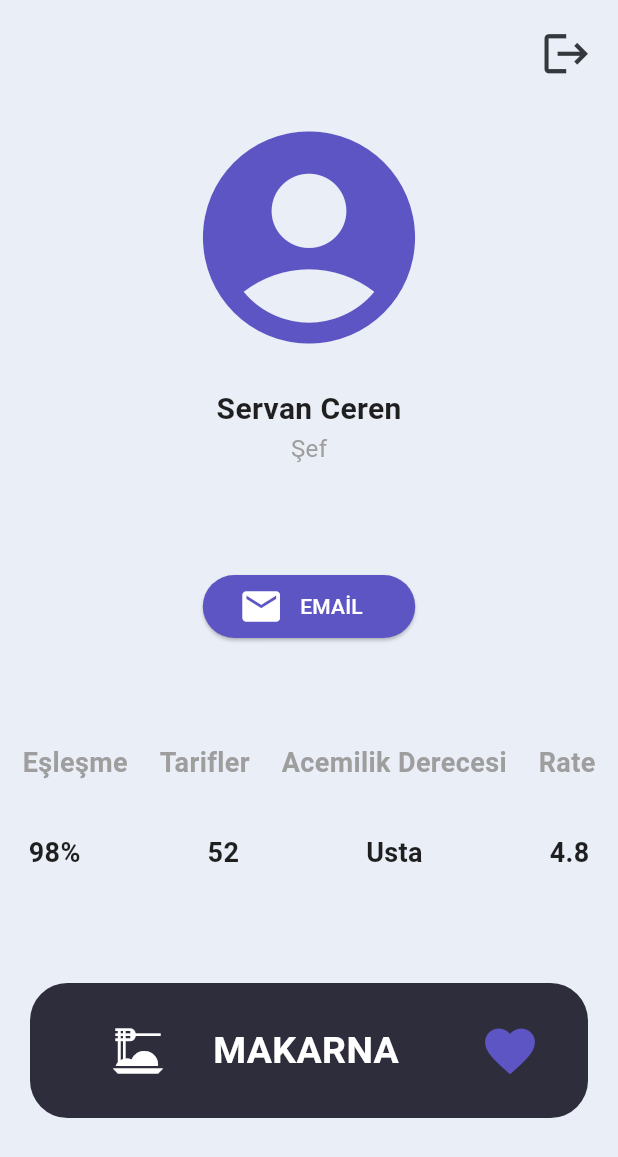
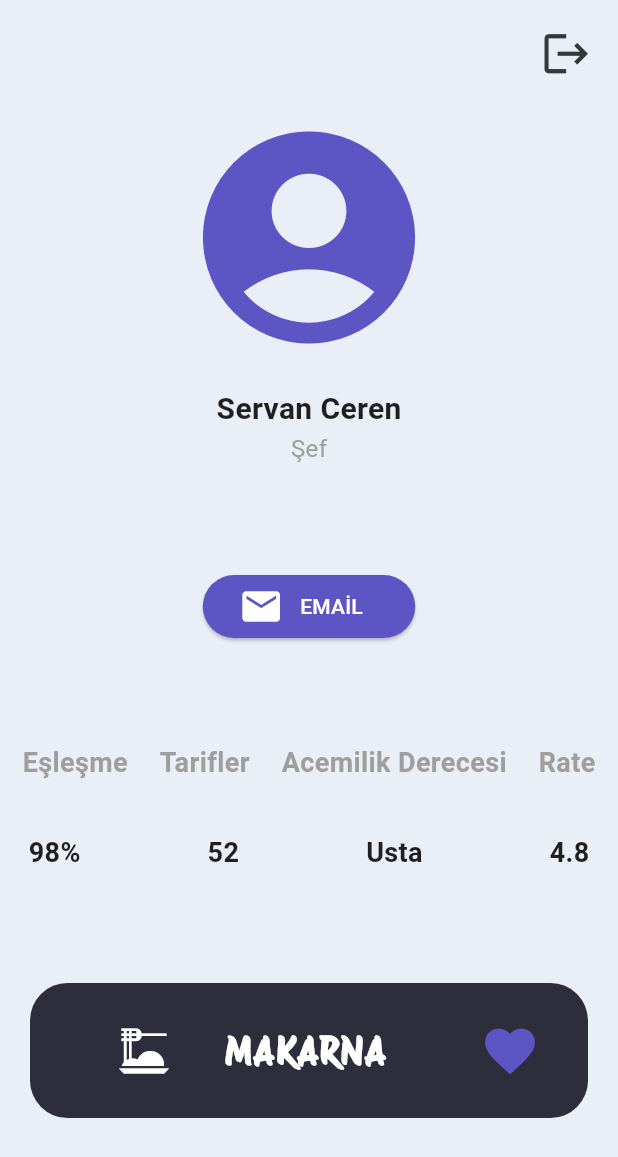
Before and after one commit to servan2161/yersen-, a Flutter app: the home screen opened by its route, item 3 of the bottom bar chosen, after a tap on "EMAİL", on a phone screen of 412 x 824 dp, the part 79-1236 px from its top. Run offline on Flutter 3.47's test engine with Material 3 defaults, Android fonts, the light colour scheme and no system bars; our stand-ins replace carousel_slider, dio, flutter_secure_storage; accounts and stored records are empty.

Commit message:
pazar öğlen

```diff
--- a/yersen/lib/main.dart
+++ b/yersen/lib/main.dart
@@ -1,4 +1,5 @@
 import 'package:flutter/material.dart';
+import 'package:yersen/screens/corbalar.dart';
 import 'package:yersen/screens/weelcome.dart';
 import 'package:yersen/screens/home.dart';
 import 'package:yersen/screens/singup.dart';
@@ -23,6 +24,7 @@ class MyApp extends StatelessWidget {
         '/deneme': (context) => denme(),
         '/profile': (context) => profile(),
         '/weelcome': (context) => weelcome(),
+        '/corbalar': (context) => corba(),
       },
       initialRoute: '/weelcome',
       theme: ThemeData(
--- a/yersen/lib/screens/home.dart
+++ b/yersen/lib/screens/home.dart
@@ -37,7 +37,7 @@ class home extends StatelessWidget {
                       SizedBox(
                         height: 20,
                       ),
-                      foods(context, 'assets/images/corba.jpg', "/home",
+                      foods(context, 'assets/images/corba.jpg', "/corbalar",
                           'Çorbalar'),
                       foods(context, 'assets/images/adana.jpg', "/home",
                           'Ana Yemekler'),
@@ -100,7 +100,10 @@ class home extends StatelessWidget {
                               padding: const EdgeInsets.all(11.0),
                               child: Text(
                                 title,
-                                style: TextStyle(color: Colors.white),
+                                style: TextStyle(
+                                  color: Colors.white,
+                                  fontFamily: "protest",
+                                ),
                               ),
                             ),
                             Icon(
@@ -156,7 +159,10 @@ class home extends StatelessWidget {
       children: [
         Text(
           yazi,
-          style: TextStyle(fontSize: 23, fontWeight: FontWeight.w600),
+          style: TextStyle(
+            fontSize: 23,
+            fontWeight: FontWeight.w600,
+          ),
         ),
       ],
     );
--- a/yersen/lib/screens/profile.dart
+++ b/yersen/lib/screens/profile.dart
@@ -1,5 +1,3 @@
-// ignore_for_file: prefer_const_constructors, sort_child_properties_last, prefer_const_literals_to_create_immutables
-
 import 'package:flutter/material.dart';
 import 'package:yersen/screens/widget/myappbar.dart';
 import 'package:url_launcher/url_launcher.dart';
@@ -7,6 +5,7 @@ import 'package:url_launcher/url_launcher.dart';
 class profile extends StatelessWidget {
   const profile({super.key});
   final String targetPageURL = "https://www.google.com/intl/tr/gmail/about/";
+  // urlyi tanımlayıp aşağıda da fonksiyonu tanımladığımız yer
   void email() async {
     if (await canLaunch(targetPageURL)) {
       await launch(targetPageURL);
@@ -89,7 +88,7 @@ class profile extends StatelessWidget {
                     mainAxisAlignment: MainAxisAlignment.center,
                     children: [
                       ElevatedButton(
-                        onPressed: email,
+                        onPressed: email, // butona bastığımızda gmaili açıyor
                         child: Row(
                           children: [
                             SizedBox(
@@ -238,6 +237,7 @@ class profile extends StatelessWidget {
               child: Text(
                 yazi,
                 style: TextStyle(
+                    fontFamily: "protest",
                     color: Color.fromARGB(255, 255, 255, 255),
                     fontWeight: FontWeight.w600,
                     fontSize: 25),
@@ -286,6 +286,7 @@ class profile extends StatelessWidget {
               child: Text(
                 yazi,
                 style: TextStyle(
+                    fontFamily: "protest",
                     color: Color.fromARGB(255, 46, 45, 60),
                     fontWeight: FontWeight.w600,
                     fontSize: 25),
```
Also changed, not shown: yersen/lib/screens/corbalar.dart (added, +34 -0 lines), yersen/lib/screens/weelcome.dart (+11 -3 lines), yersen/pubspec.yaml (+6 -1 lines), yersen/assets/fonts/ProtestRiot-Regular.ttf (added).
